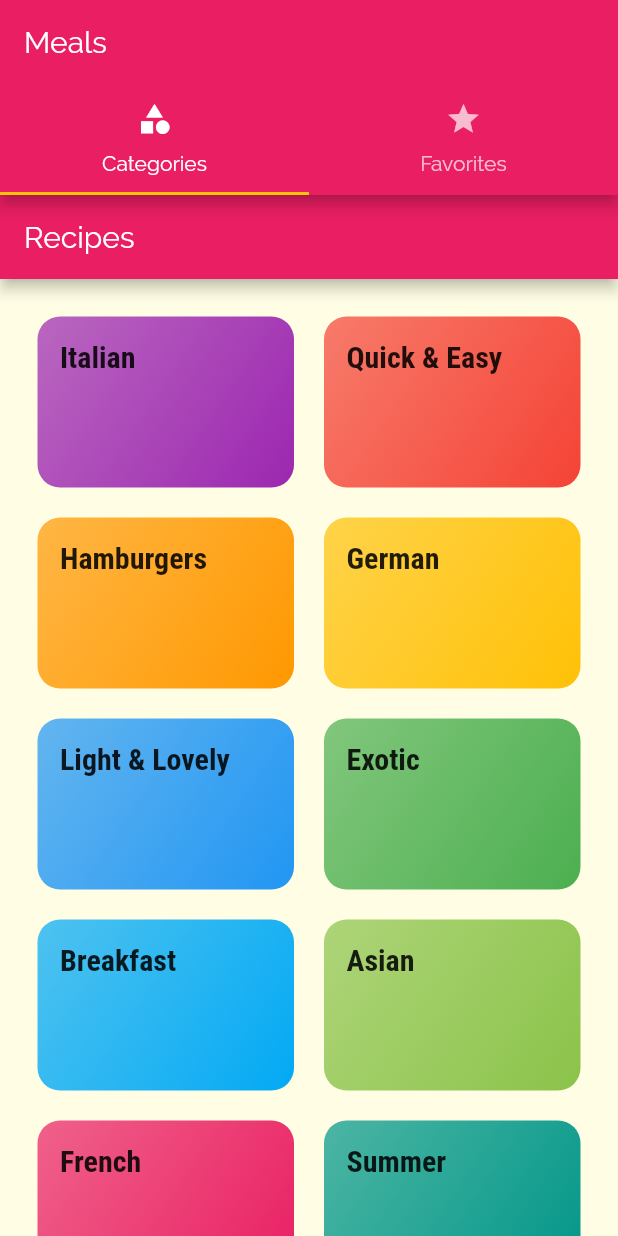
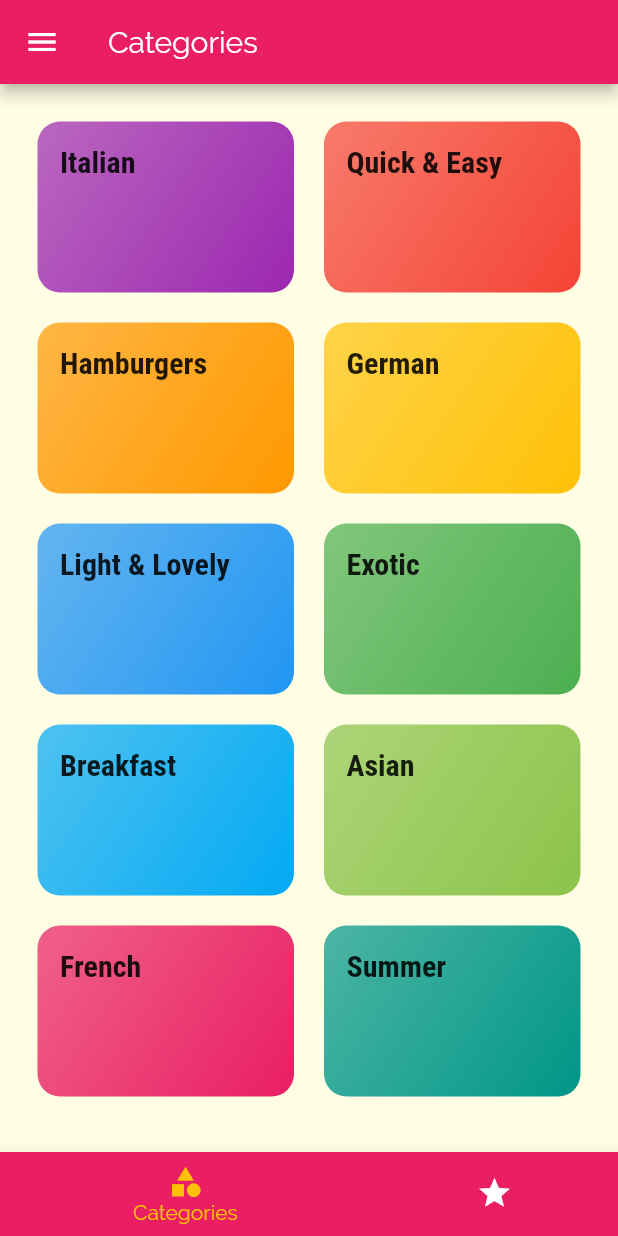
Before and after one commit to Twistedben/Recipes-app, a Flutter app: the screen it shows after launch, on a phone screen of 412 x 824 dp. Run offline on Flutter 3.47's test engine with Material 2 defaults, Android fonts, the phone set to English and light mode, and no system bars.

Commit message:
Added bottom navigation tabs and drawer

```diff
--- a/lib/screens/categories_screen.dart
+++ b/lib/screens/categories_screen.dart
@@ -6,11 +6,7 @@ import '../widgets/category_item.dart';
 class CategoriesScreen extends StatelessWidget {
   @override
   Widget build(BuildContext context) {
-    return Scaffold(
-      appBar: AppBar(
-        title: const Text('Recipes'),
-      ),
-      body: GridView(
+    return GridView(
       padding: const EdgeInsets.all(25),
       gridDelegate: SliverGridDelegateWithMaxCrossAxisExtent(
         maxCrossAxisExtent: 200,
@@ -27,7 +23,6 @@ class CategoriesScreen extends StatelessWidget {
             ),
           )
           .toList(),
-      ),
     );
   }
 }
--- a/lib/screens/tabs_screen.dart
+++ b/lib/screens/tabs_screen.dart
@@ -1,5 +1,6 @@
 import 'package:flutter/material.dart';
-import 'package:recipes_app/screens/favorites_screen.dart';
+
+import './favorites_screen.dart';
 import './categories_screen.dart';
 
 class TabsScreen extends StatefulWidget {
@@ -8,34 +9,79 @@ class TabsScreen extends StatefulWidget {
 }
 
 class _TabsScreenState extends State<TabsScreen> {
+  // Called in body dependent on what index was passed
+  final List<Map<String, Object>> _pages = [
+    {'page': CategoriesScreen(), 'title': 'Categories'},
+    {'page': FavoritesScreen(), 'title': 'Your Favorites'}
+    // Here you could use action buttons to modify the appbar like adding to favorites now that it's selected, etc.
+  ];
+
+  int _selectedPageIndex = 0;
+
+  // Method for ontap tab
+  void _selectPage(int index) {
+    setState(() {
+      _selectedPageIndex = index;
+    });
+  }
+
   @override
   Widget build(BuildContext context) {
-    return DefaultTabController(
-      length: 2,
-      child: Scaffold(
-        appBar: AppBar(
-          title: Text('Meals'),
-          bottom: TabBar(
-            tabs: <Widget>[
-              Tab(
-                icon: Icon(Icons.category),
-                text: 'Categories',
-              ),
-              Tab(
-                icon: Icon(Icons.star),
-                text: 'Favorites',
-              ),
-            ],
+    return Scaffold(
+      appBar: AppBar(
+        title: Text(_pages[_selectedPageIndex]['title']),
+      ),
+      drawer: Drawer(child: Text('The Drawer')),
+      body: _pages[_selectedPageIndex]['page'],
+      bottomNavigationBar: BottomNavigationBar(
+        onTap: _selectPage,
+        backgroundColor: Theme.of(context).primaryColor,
+        unselectedItemColor: Colors.white,
+        selectedItemColor: Theme.of(context).accentColor,
+        currentIndex: _selectedPageIndex,
+        type: BottomNavigationBarType.shifting,
+        items: [
+          BottomNavigationBarItem(
+            backgroundColor: Theme.of(context).primaryColor,
+            icon: Icon(Icons.category),
+            title: Text('Categories'),
           ),
-        ),
-        body: TabBarView(
-          children: <Widget>[
-            // Should ba as many children as tabs, since when first tab above is selected, it navigates to the first child here.
-            CategoriesScreen(),
-            FavoritesScreen(),
-          ],
-        ),
+          BottomNavigationBarItem(
+            backgroundColor: Theme.of(context).primaryColor,
+            icon: Icon(Icons.star),
+            title: Text('Favorites'),
+          ),
+        ],
       ),
     );
   }
 }
+// Below is the top bar tabs, under the app bar
+// return DefaultTabController(
+//       length: 2,
+//       // initialIndex: 1, Sets which tab is selected by default. 0 is first, by default
+//       child: Scaffold(
+//         appBar: AppBar(
+//           title: Text('Meals'),
+//           bottom: TabBar(
+//             tabs: <Widget>[
+//               Tab(
+//                 icon: Icon(Icons.category),
+//                 text: 'Categories',
+//               ),
+//               Tab(
+//                 icon: Icon(Icons.star),
+//                 text: 'Favorites',
+//               ),
+//             ],
+//           ),
+//         ),
+//         body: TabBarView(
+//           children: <Widget>[
+//             // Should ba as many children as tabs, since when first tab above is selected, it navigates to the first child here.
+//             CategoriesScreen(),
+//             FavoritesScreen(),
+//           ],
+//         ),
+//       ),
+//     );
--- /dev/null
+++ b/lib/widgets/main_drawer.dart
@@ -0,0 +1,11 @@
+import 'package:flutter/material.dart';
+
+class MainDrawer extends StatelessWidget {
+
+  @override
+  Widget build(BuildContext context) {
+    return Drawer(child: Column(children: <Widget>[
+      Container(height: 120, width: double.infinity, padding: EdgeInsets.all(20),)
+    ],),);
+  }
+}
```
Lines whose indentation alone changed are shown as unchanged.
